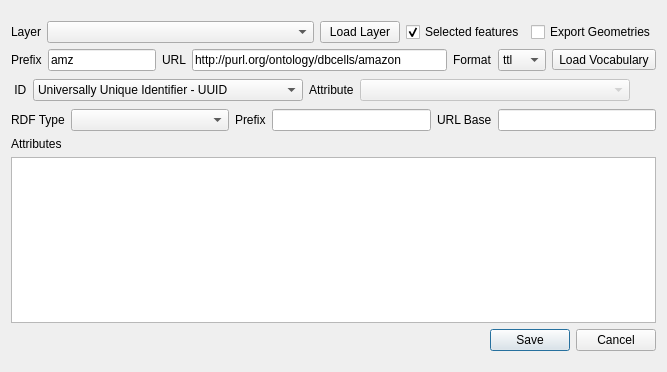
First picture: the form in Layer2Triple_dialog_base.ui, repository LambdaGeo/qgisparql-layer2triple, before the edit.
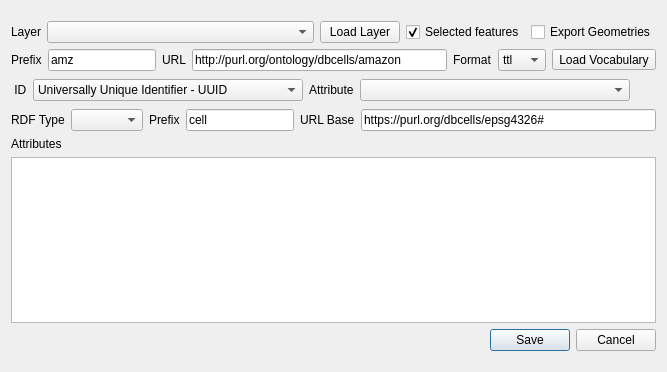
Second picture: the form after the edit.

What changed in the file:
```diff
--- a/Layer2Triple_dialog_base.ui
+++ b/Layer2Triple_dialog_base.ui
@@ -249,6 +249,9 @@
          <item>
           <widget class="QComboBox" name="comboBox">
            <property name="enabled">
+            <bool>true</bool>
+           </property>
+           <property name="editable">
             <bool>false</bool>
            </property>
           </widget>
@@ -292,7 +295,7 @@
          <item>
           <widget class="QComboBox" name="comboRDFType">
            <property name="sizePolicy">
-            <sizepolicy hsizetype="Expanding" vsizetype="Fixed">
+            <sizepolicy hsizetype="Minimum" vsizetype="Fixed">
              <horstretch>0</horstretch>
              <verstretch>0</verstretch>
             </sizepolicy>
@@ -307,7 +310,17 @@
           </widget>
          </item>
          <item>
-          <widget class="QLineEdit" name="linePrefix2"/>
+          <widget class="QLineEdit" name="linePrefix2">
+           <property name="sizePolicy">
+            <sizepolicy hsizetype="Minimum" vsizetype="Fixed">
+             <horstretch>0</horstretch>
+             <verstretch>0</verstretch>
+            </sizepolicy>
+           </property>
+           <property name="text">
+            <string>cell</string>
+           </property>
+          </widget>
          </item>
          <item>
           <widget class="QLabel" name="label_6">
@@ -317,7 +330,11 @@
           </widget>
          </item>
          <item>
-          <widget class="QLineEdit" name="lineURLBase"/>
+          <widget class="QLineEdit" name="lineURLBase">
+           <property name="text">
+            <string>https://purl.org/dbcells/epsg4326#</string>
+           </property>
+          </widget>
          </item>
         </layout>
        </item>
```
Left out of the diff: 2 changed lines with no effect on the pictures.
